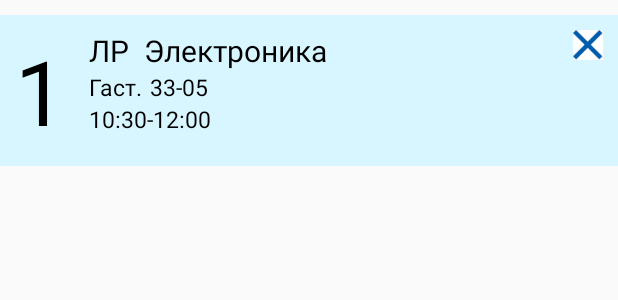
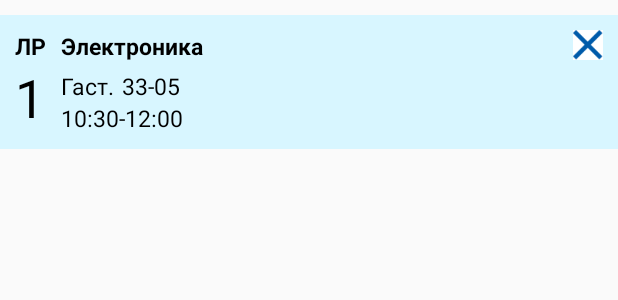
Before and after one commit to Cir2100/DeadSpace, an Android app: the layout schedule_list_item.xml on its own in the app's theme, with its tools: preview values and no code run, on a phone screen of 412 x 824 dp. Shown: the top 300 px of the screen. Run offline under Robolectric (Android 15) with nearby library versions, the phone set to English and light mode, and no system bars.

Commit message:
изменен внешний вид расписания

```diff
--- a/app/src/main/AndroidManifest.xml
+++ b/app/src/main/AndroidManifest.xml
@@ -16,7 +16,7 @@
         android:theme="@style/Theme.DeadSpace">
         <activity
             android:name=".ui.schedule.add.AddScheduleActivity"
-            android:theme="@style/Theme.DeadSpace.NoActionBar"></activity>
+            android:theme="@style/Theme.DeadSpace.NoActionBar"/>
         <activity
             android:name=".ui.schedule.main.ScheduleActivity"
             android:theme="@style/Theme.DeadSpace.NoActionBar" />
--- a/app/src/main/java/com/example/deadspace/ui/schedule/add/AddScheduleActivity.kt
+++ b/app/src/main/java/com/example/deadspace/ui/schedule/add/AddScheduleActivity.kt
@@ -17,6 +17,7 @@ class AddScheduleActivity : AppCompatActivity() {
 
     override fun onCreate(savedInstanceState: Bundle?) {
         super.onCreate(savedInstanceState)
+
         val database = getDatabase(this)
 
         viewModel = ViewModelProvider(
--- a/app/src/main/res/layout/schedule_list_item.xml
+++ b/app/src/main/res/layout/schedule_list_item.xml
@@ -20,25 +20,14 @@
         app:srcCompat="@drawable/cross" />
 
     <TextView
-        android:id="@+id/schedule_item_number"
-        android:layout_width="wrap_content"
-        android:layout_height="wrap_content"
-        android:layout_centerVertical="true"
-        android:text="1"
-        android:textColor="@color/black"
-        android:textSize="60sp"
-        app:layout_constraintStart_toStartOf="parent"
-        app:layout_constraintTop_toTopOf="parent" />
-
-    <TextView
         android:id="@+id/schedule_item_type"
         android:layout_width="wrap_content"
         android:layout_height="wrap_content"
-        android:layout_marginStart="15dp"
         android:text="ЛP"
         android:textColor="@color/black"
-        android:textSize="20sp"
-        app:layout_constraintStart_toEndOf="@id/schedule_item_number"
+        android:textSize="15sp"
+        android:textStyle="bold"
+        app:layout_constraintStart_toStartOf="parent"
         app:layout_constraintTop_toTopOf="parent" />
 
     <TextView
@@ -48,19 +37,33 @@
         android:layout_marginStart="10dp"
         android:text="Электроника"
         android:textColor="@color/black"
-        android:textSize="20sp"
+        android:textSize="15sp"
+        android:textStyle="bold"
         app:layout_constraintStart_toEndOf="@id/schedule_item_type"
         app:layout_constraintTop_toTopOf="parent" />
+
+    <TextView
+        android:id="@+id/schedule_item_number"
+        android:layout_width="wrap_content"
+        android:layout_height="wrap_content"
+        android:layout_centerVertical="true"
+        android:text="1"
+        android:textColor="@color/black"
+        android:textSize="35sp"
+        app:layout_constraintStart_toStartOf="parent"
+        app:layout_constraintTop_toBottomOf="@id/schedule_item_type" />
 
     <TextView
         android:id="@+id/schedule_item_building"
         android:layout_width="wrap_content"
         android:layout_height="wrap_content"
+        android:layout_marginStart="10dp"
+        android:layout_marginTop="5dp"
         android:text="Гаст."
         android:textColor="@color/black"
         android:textSize="15sp"
-        app:layout_constraintStart_toStartOf="@id/schedule_item_type"
-        app:layout_constraintTop_toBottomOf="@id/schedule_item_type" />
+        app:layout_constraintStart_toEndOf="@id/schedule_item_type"
+        app:layout_constraintTop_toBottomOf="@id/schedule_item_name" />
 
     <TextView
         android:id="@+id/schedule_item_auditorium"
```
